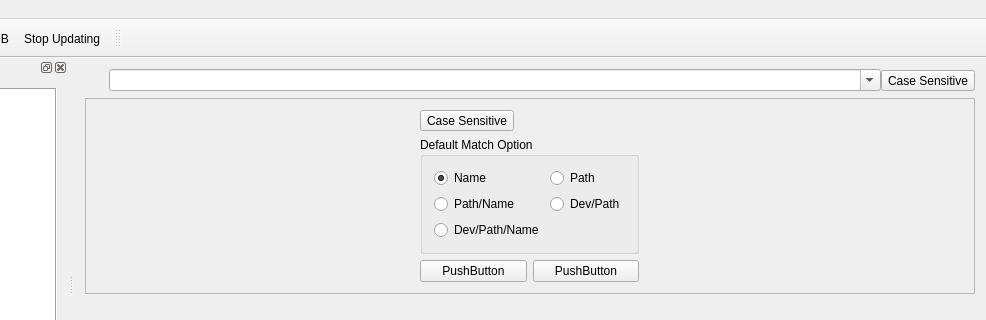
Above: src/DawnlightSearch/Ui_mainwindow.ui from chg-hou/DawnlightSearch before the change; both pictures show x 210 to 1196 and y 0 to 320 of the 1196 by 770 pixel window. Below: the same form after it.
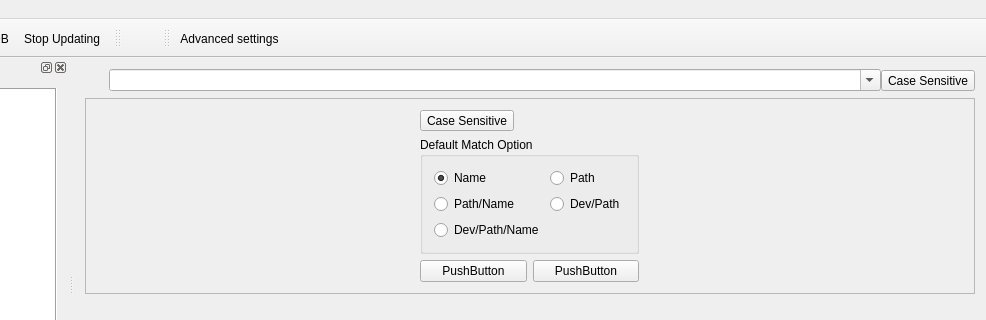
That is the form after the change. Icons and pictures are not drawn.

Diff of the .ui file:
```diff
--- a/src/DawnlightSearch/Ui_mainwindow.ui
+++ b/src/DawnlightSearch/Ui_mainwindow.ui
@@ -472,6 +472,18 @@
    </attribute>
    <addaction name="actionCase_Sensitive"/>
   </widget>
+  <widget class="QToolBar" name="toolBar_2">
+   <property name="windowTitle">
+    <string>toolBar_2</string>
+   </property>
+   <attribute name="toolBarArea">
+    <enum>TopToolBarArea</enum>
+   </attribute>
+   <attribute name="toolBarBreak">
+    <bool>false</bool>
+   </attribute>
+   <addaction name="actionAdvanced_settings"/>
+  </widget>
   <action name="actionAbout">
    <property name="text">
     <string>About...</string>
```
Left out of the diff: 22 changed lines with no effect on the pictures.
